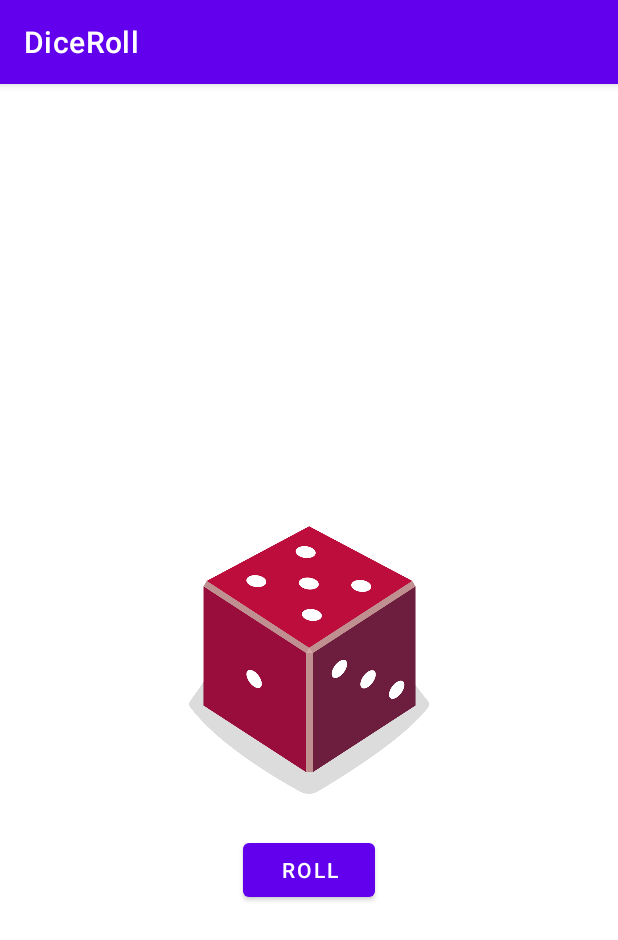
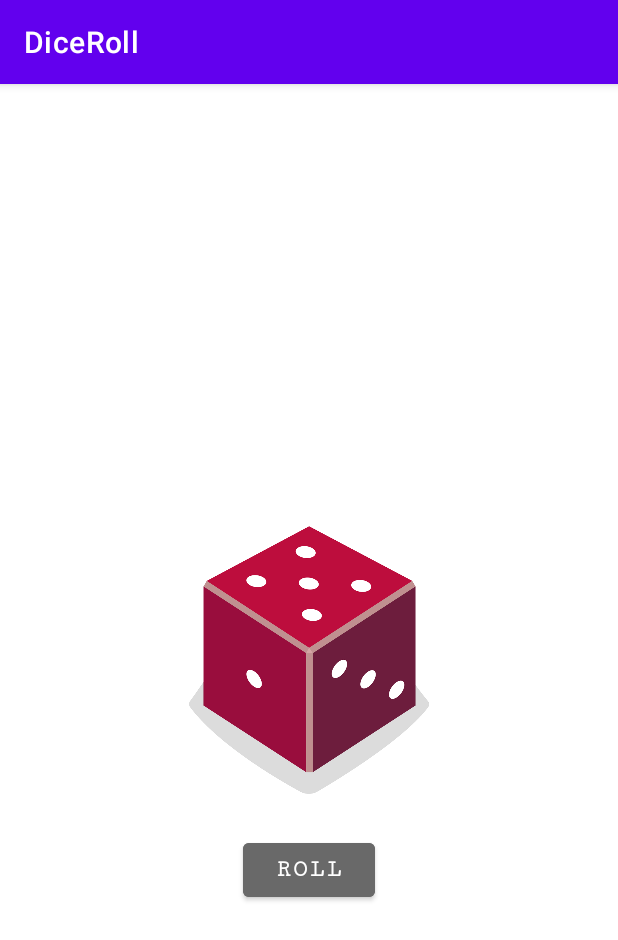
Before and after one commit to abressam/DiceRoll, an Android app: the screen it shows after launch (MainActivity), on a phone screen of 412 x 824 dp. Shown: the top 940 px of the screen. Run offline under Robolectric (Android 15) with nearby library versions, the phone set to English and light mode, and no system bars.

Commit message:
Updated color button in activity main

```diff
--- a/app/src/main/res/layout/activity_main.xml
+++ b/app/src/main/res/layout/activity_main.xml
@@ -10,7 +10,12 @@
         android:layout_width="wrap_content"
         android:layout_height="wrap_content"
         android:layout_marginTop="16dp"
+        android:backgroundTint="@color/button_background"
+        android:fontFamily="serif-monospace"
         android:text="@string/roll_text"
+        android:textColor="@color/white"
+        android:textSize="16sp"
+        android:textStyle="bold"
         app:layout_constraintEnd_toEndOf="parent"
         app:layout_constraintStart_toStartOf="parent"
         app:layout_constraintTop_toBottomOf="@+id/imageView" />
@@ -19,6 +24,7 @@
         android:id="@+id/imageView"
         android:layout_width="160dp"
         android:layout_height="200dp"
+        android:contentDescription="@string/app_name"
         app:layout_constraintBottom_toBottomOf="parent"
         app:layout_constraintEnd_toEndOf="parent"
         app:layout_constraintStart_toStartOf="parent"
```
